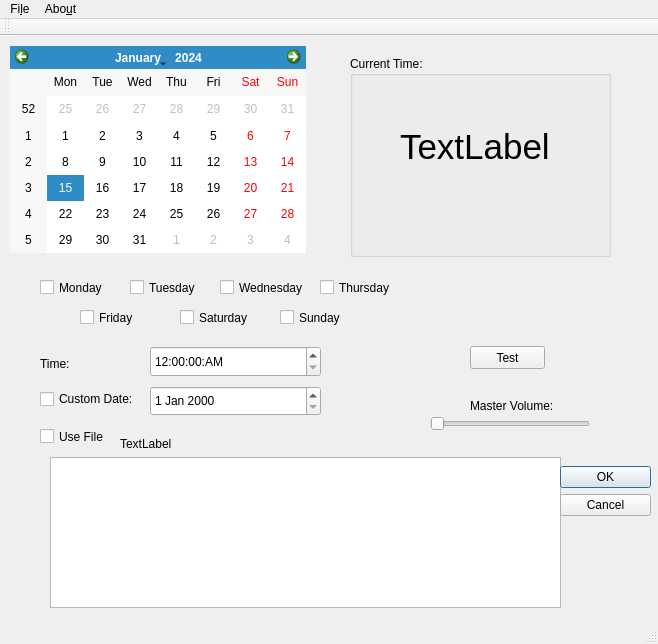
CountMurphy/QTalarm, file mainwindow.ui: the form before one commit.
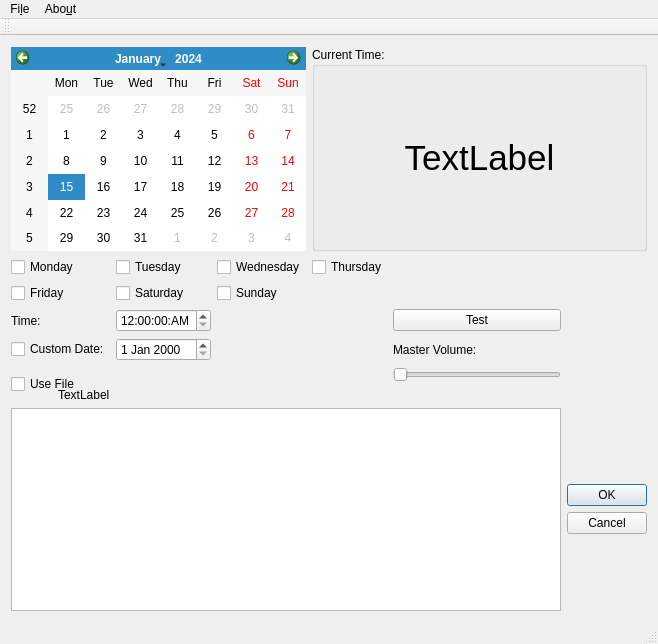
The form after the commit. Icons and pictures are not drawn.

Commit message: Ui fixes: click tray icon to toggle reactive windows

```diff
--- a/mainwindow.ui
+++ b/mainwindow.ui
@@ -24,67 +24,15 @@
    <bool>false</bool>
   </property>
   <widget class="QWidget" name="centralWidget">
-   <widget class="QCalendarWidget" name="calendarWidget">
-    <property name="geometry">
-     <rect>
-      <x>10</x>
-      <y>10</y>
-      <width>296</width>
-      <height>207</height>
-     </rect>
-    </property>
-   </widget>
-   <widget class="QTimeEdit" name="timeEdit">
-    <property name="geometry">
-     <rect>
-      <x>150</x>
-      <y>310</y>
-      <width>171</width>
-      <height>31</height>
-     </rect>
-    </property>
-    <property name="displayFormat">
-     <string>hh:mm:ss:AP</string>
-    </property>
-   </widget>
-   <widget class="QCheckBox" name="chkCustom">
-    <property name="geometry">
-     <rect>
-      <x>40</x>
-      <y>350</y>
-      <width>121</width>
-      <height>26</height>
-     </rect>
-    </property>
-    <property name="text">
-     <string>Custom Date:</string>
-    </property>
-   </widget>
-   <widget class="QCheckBox" name="chkSounds">
-    <property name="geometry">
-     <rect>
-      <x>40</x>
-      <y>390</y>
-      <width>101</width>
-      <height>21</height>
-     </rect>
-    </property>
-    <property name="text">
-     <string>Use File</string>
-    </property>
-   </widget>
+   <layout class="QGridLayout" name="gridLayout">
+    <item row="0" column="0" colspan="6">
+     <widget class="QCalendarWidget" name="calendarWidget"/>
+    </item>
+    <item row="0" column="6" colspan="3">
    <widget class="QGroupBox" name="groupBox">
     <property name="enabled">
      <bool>true</bool>
     </property>
-    <property name="geometry">
-     <rect>
-      <x>350</x>
-      <y>20</y>
-      <width>261</width>
-      <height>201</height>
-     </rect>
-    </property>
     <property name="acceptDrops">
      <bool>false</bool>
     </property>
@@ -100,15 +48,9 @@
     <property name="checkable">
      <bool>false</bool>
     </property>
+      <layout class="QGridLayout" name="gridLayout_2">
+       <item row="0" column="0">
     <widget class="QLabel" name="Clock">
-     <property name="geometry">
-      <rect>
-       <x>50</x>
-       <y>40</y>
-       <width>221</width>
-       <height>101</height>
-      </rect>
-     </property>
      <property name="minimumSize">
       <size>
        <width>0</width>
@@ -126,192 +68,118 @@
      <property name="text">
       <string>TextLabel</string>
      </property>
-    </widget>
-   </widget>
-   <widget class="QLabel" name="txtSoundPath">
-    <property name="geometry">
-     <rect>
-      <x>120</x>
-      <y>400</y>
-      <width>501</width>
-      <height>16</height>
-     </rect>
-    </property>
-    <property name="text">
-     <string>TextLabel</string>
-    </property>
-   </widget>
-   <widget class="QPushButton" name="TestBtn">
-    <property name="geometry">
-     <rect>
-      <x>470</x>
-      <y>310</y>
-      <width>75</width>
-      <height>23</height>
-     </rect>
-    </property>
-    <property name="text">
-     <string>Test</string>
-    </property>
-   </widget>
-   <widget class="QSlider" name="VolumeSlider">
-    <property name="geometry">
-     <rect>
-      <x>430</x>
-      <y>380</y>
-      <width>160</width>
-      <height>16</height>
-     </rect>
-    </property>
-    <property name="orientation">
-     <enum>Qt::Horizontal</enum>
-    </property>
-   </widget>
-   <widget class="QLabel" name="label">
-    <property name="geometry">
-     <rect>
-      <x>470</x>
-      <y>360</y>
-      <width>111</width>
-      <height>20</height>
-     </rect>
-    </property>
-    <property name="text">
-     <string>Master Volume:</string>
-    </property>
-   </widget>
-   <widget class="QListWidget" name="listWidget">
-    <property name="geometry">
-     <rect>
-      <x>50</x>
-      <y>421</y>
-      <width>511</width>
-      <height>151</height>
-     </rect>
-    </property>
-   </widget>
-   <widget class="QDateEdit" name="CustEdit">
-    <property name="geometry">
-     <rect>
-      <x>150</x>
-      <y>350</y>
-      <width>171</width>
-      <height>30</height>
-     </rect>
-    </property>
-   </widget>
-   <widget class="QLabel" name="label_2">
-    <property name="geometry">
-     <rect>
-      <x>40</x>
-      <y>320</y>
-      <width>50</width>
-      <height>16</height>
-     </rect>
-    </property>
-    <property name="text">
-     <string>Time:</string>
-    </property>
-   </widget>
+         <property name="alignment">
+          <set>Qt::AlignCenter</set>
+         </property>
+        </widget>
+       </item>
+      </layout>
+     </widget>
+    </item>
+    <item row="1" column="0" colspan="2">
    <widget class="QCheckBox" name="chkMon">
-    <property name="geometry">
-     <rect>
-      <x>40</x>
-      <y>240</y>
-      <width>86</width>
-      <height>23</height>
-     </rect>
-    </property>
     <property name="text">
      <string>Monday</string>
     </property>
    </widget>
+    </item>
+    <item row="1" column="2">
    <widget class="QCheckBox" name="chkTues">
-    <property name="geometry">
-     <rect>
-      <x>130</x>
-      <y>240</y>
-      <width>86</width>
-      <height>23</height>
-     </rect>
-    </property>
     <property name="text">
      <string>Tuesday</string>
     </property>
    </widget>
+    </item>
+    <item row="1" column="4" colspan="2">
    <widget class="QCheckBox" name="chkWed">
-    <property name="geometry">
-     <rect>
-      <x>220</x>
-      <y>240</y>
-      <width>91</width>
-      <height>23</height>
-     </rect>
-    </property>
     <property name="text">
      <string>Wednesday</string>
     </property>
    </widget>
+    </item>
+    <item row="1" column="6">
    <widget class="QCheckBox" name="chkThurs">
-    <property name="geometry">
-     <rect>
-      <x>320</x>
-      <y>240</y>
-      <width>86</width>
-      <height>23</height>
-     </rect>
-    </property>
     <property name="text">
      <string>Thursday</string>
     </property>
    </widget>
+    </item>
+    <item row="2" column="0" colspan="2">
    <widget class="QCheckBox" name="chkFri">
-    <property name="geometry">
-     <rect>
-      <x>80</x>
-      <y>270</y>
-      <width>86</width>
-      <height>23</height>
-     </rect>
-    </property>
     <property name="text">
      <string>Friday</string>
     </property>
    </widget>
-   <widget class="QCheckBox" name="chkSat">
-    <property name="geometry">
-     <rect>
-      <x>180</x>
-      <y>270</y>
-      <width>86</width>
-      <height>23</height>
-     </rect>
-    </property>
+    </item>
+    <item row="3" column="0">
+     <widget class="QLabel" name="label_2">
+      <property name="text">
+       <string>Time:</string>
+      </property>
+     </widget>
+    </item>
+    <item row="3" column="2" colspan="2">
+     <widget class="QTimeEdit" name="timeEdit">
+      <property name="displayFormat">
+       <string>hh:mm:ss:AP</string>
+      </property>
+     </widget>
+    </item>
+    <item row="3" column="7">
+     <widget class="QPushButton" name="TestBtn">
     <property name="text">
-     <string>Saturday</string>
-    </property>
-   </widget>
-   <widget class="QCheckBox" name="chkSun">
-    <property name="geometry">
-     <rect>
-      <x>280</x>
-      <y>270</y>
-      <width>86</width>
-      <height>23</height>
-     </rect>
-    </property>
+       <string>Test</string>
+      </property>
+     </widget>
+    </item>
+    <item row="4" column="0" colspan="2">
+     <widget class="QCheckBox" name="chkCustom">
+      <property name="text">
+       <string>Custom Date:</string>
+      </property>
+     </widget>
+    </item>
+    <item row="4" column="2" colspan="2">
+     <widget class="QDateEdit" name="CustEdit"/>
+    </item>
+    <item row="4" column="7">
+     <widget class="QLabel" name="label">
     <property name="text">
-     <string>Sunday</string>
-    </property>
-   </widget>
+       <string>Master Volume:</string>
+      </property>
+     </widget>
+    </item>
+    <item row="5" column="0" rowspan="2" colspan="2">
+     <widget class="QCheckBox" name="chkSounds">
+      <property name="text">
+       <string>Use File</string>
+      </property>
+     </widget>
+    </item>
+    <item row="5" column="7">
+     <widget class="QSlider" name="VolumeSlider">
+      <property name="orientation">
+       <enum>Qt::Horizontal</enum>
+      </property>
+     </widget>
+    </item>
+    <item row="6" column="1">
+     <widget class="QLabel" name="txtSoundPath">
+      <property name="text">
+       <string>TextLabel</string>
+      </property>
+     </widget>
+    </item>
+    <item row="7" column="0" colspan="8">
+     <widget class="QListWidget" name="listWidget"/>
+    </item>
+    <item row="7" column="8">
    <widget class="QDialogButtonBox" name="listAlmBtn">
-    <property name="geometry">
-     <rect>
-      <x>560</x>
-      <y>430</y>
-      <width>91</width>
-      <height>71</height>
-     </rect>
+      <property name="sizePolicy">
+       <sizepolicy hsizetype="Fixed" vsizetype="Fixed">
+        <horstretch>0</horstretch>
+        <verstretch>0</verstretch>
+       </sizepolicy>
     </property>
     <property name="orientation">
      <enum>Qt::Vertical</enum>
@@ -320,6 +188,22 @@
      <set>QDialogButtonBox::Cancel|QDialogButtonBox::Ok</set>
     </property>
    </widget>
+    </item>
+    <item row="2" column="2">
+     <widget class="QCheckBox" name="chkSat">
+      <property name="text">
+       <string>Saturday</string>
+      </property>
+     </widget>
+    </item>
+    <item row="2" column="4">
+     <widget class="QCheckBox" name="chkSun">
+      <property name="text">
+       <string>Sunday</string>
+      </property>
+     </widget>
+    </item>
+   </layout>
   </widget>
   <widget class="QMenuBar" name="menuBar">
    <property name="geometry">
```
Lines whose indentation alone changed are shown as unchanged. The commit also changes 6 other files.
